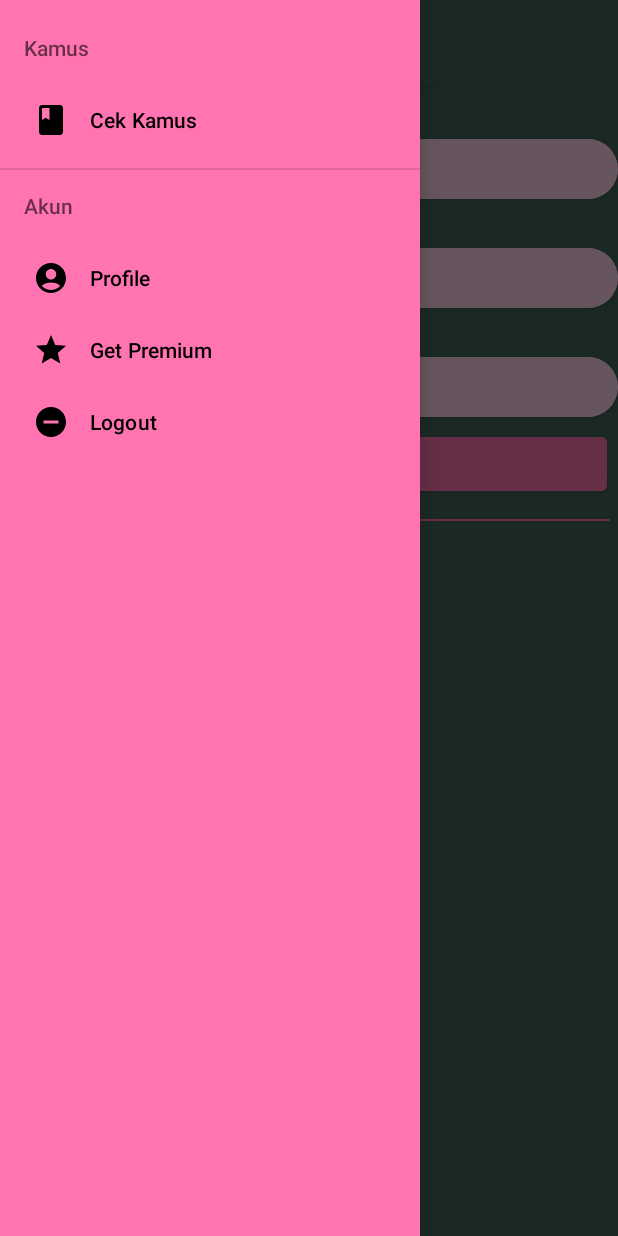
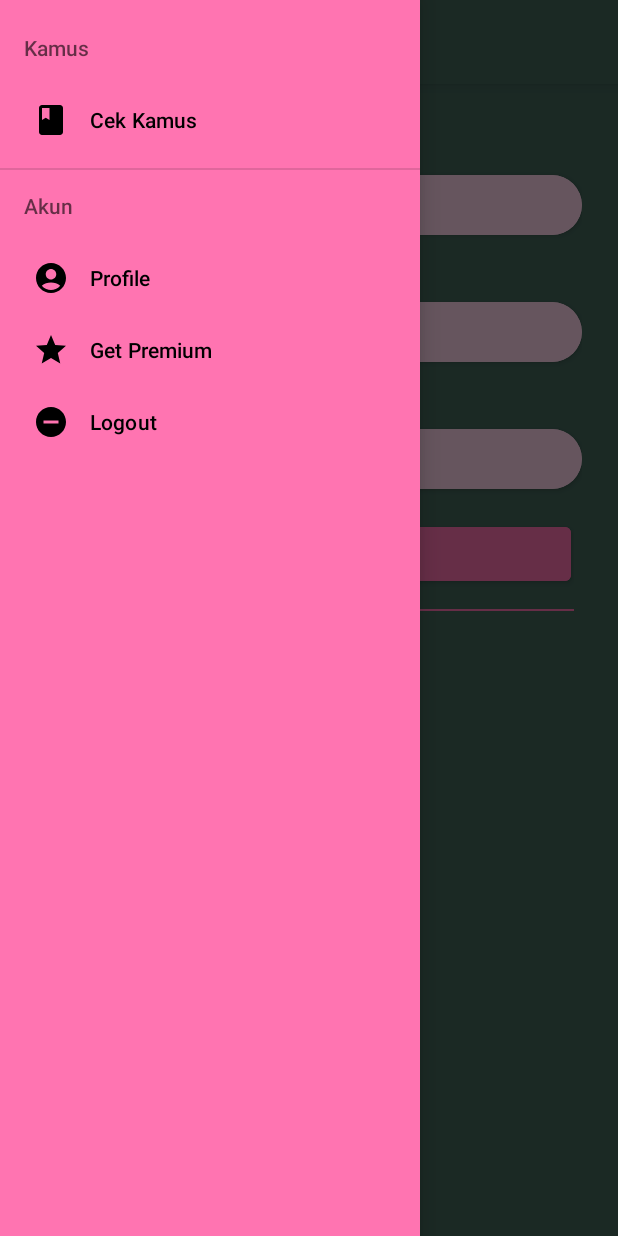
Before and after one commit to ahmdkaromi/Jakselian, an Android app: the Profile screen opened directly, with no data from a screen before it, with the side drawer open, on a phone screen of 412 x 824 dp. Run offline under Robolectric (Android 15) with nearby library versions, the phone set to English and light mode, and no system bars; 3 statements that could not run were skipped.

Commit message:
front-end polished

```diff
--- a/app/src/main/res/layout/activity_get_premium.xml
+++ b/app/src/main/res/layout/activity_get_premium.xml
@@ -42,7 +42,9 @@
     <LinearLayout
         android:layout_width="match_parent"
         android:layout_height="match_parent"
-        android:orientation="vertical">
+        android:orientation="vertical"
+        android:layout_marginHorizontal="24dp"
+        android:layout_marginTop="24dp">
 
         <TextView
             android:layout_marginTop="60dp"
--- a/app/src/main/res/layout/activity_profile.xml
+++ b/app/src/main/res/layout/activity_profile.xml
@@ -32,7 +32,8 @@
                     android:text="Jakselian"
                     android:textColor="@color/pink"
                     android:textSize="30dp"
-                    android:textStyle="bold" />
+                    android:textStyle="bold"
+                    android:layout_marginLeft="24dp"/>
 
             </androidx.appcompat.widget.Toolbar>
 
@@ -44,7 +45,8 @@
         android:layout_width="match_parent"
         android:layout_height="match_parent"
         android:orientation="vertical"
-        android:layout_marginTop="60dp">
+        android:layout_marginTop="60dp"
+        android:layout_marginHorizontal="24dp">
     <TextView
         android:layout_width="match_parent"
         android:layout_height="wrap_content"
@@ -53,7 +55,8 @@
         android:text="Username"
         android:textColor="@color/pink"
         android:textSize="20dp"
-        android:textStyle="bold" />
+        android:textStyle="bold"
+        android:layout_marginTop="24dp"/>
 
     <androidx.cardview.widget.CardView
         android:layout_width="match_parent"
@@ -82,7 +85,8 @@
         android:text="Email"
         android:textColor="@color/pink"
         android:textSize="20dp"
-        android:textStyle="bold" />
+        android:textStyle="bold"
+        android:layout_marginTop="12dp"/>
 
     <androidx.cardview.widget.CardView
         android:layout_width="match_parent"
@@ -111,13 +115,15 @@
         android:text="Password"
         android:textColor="@color/pink"
         android:textSize="20dp"
-        android:textStyle="bold" />
+        android:textStyle="bold"
+        android:layout_marginTop="12dp"/>
 
     <androidx.cardview.widget.CardView
         android:layout_width="match_parent"
         android:layout_height="40dp"
         android:backgroundTint="@color/lightpink"
-        app:cardCornerRadius="40dp">
+        app:cardCornerRadius="40dp"
+        android:layout_marginBottom="12dp">
 
         <EditText
             android:id="@+id/editPassword"
--- a/app/src/main/res/layout/activity_splash.xml
+++ b/app/src/main/res/layout/activity_splash.xml
@@ -12,6 +12,7 @@
         android:layout_width="wrap_content"
         android:layout_height="wrap_content"
         android:src="@drawable/jakselian"
-        android:layout_gravity="center"/>
+        android:layout_gravity="center"
+        android:layout_marginBottom="24dp"/>
 
 </LinearLayout>
--- a/app/src/main/res/layout/kamus_item_list.xml
+++ b/app/src/main/res/layout/kamus_item_list.xml
@@ -4,7 +4,9 @@
     android:layout_width="match_parent"
     android:layout_height="wrap_content"
     xmlns:app="http://schemas.android.com/apk/res-auto"
-    android:orientation="vertical">
+    android:orientation="vertical"
+    android:layout_marginHorizontal="24dp"
+    android:layout_marginTop="12dp">
 
     <TextView
         android:id="@+id/kamus_id"
--- a/app/src/main/res/layout/kamus_item_list_user.xml
+++ b/app/src/main/res/layout/kamus_item_list_user.xml
@@ -4,7 +4,9 @@
     android:layout_width="match_parent"
     android:layout_height="wrap_content"
     xmlns:app="http://schemas.android.com/apk/res-auto"
-    android:orientation="vertical">
+    android:orientation="vertical"
+    android:layout_marginHorizontal="24dp"
+    android:layout_marginTop="12dp">
 
     <TextView
         android:layout_width="match_parent"
--- a/app/src/main/res/layout/kamus_item_list_vip.xml
+++ b/app/src/main/res/layout/kamus_item_list_vip.xml
@@ -4,7 +4,9 @@
     android:layout_width="match_parent"
     android:layout_height="wrap_content"
     xmlns:app="http://schemas.android.com/apk/res-auto"
-    android:orientation="vertical">
+    android:orientation="vertical"
+    android:layout_marginHorizontal="24dp"
+    android:layout_marginTop="12dp">
 
     <TextView
         android:layout_width="match_parent"
```
Also changed, not shown: app/src/main/res/layout/activity_add_words_admin.xml (+10 -5 lines), app/src/main/res/layout/activity_login.xml (+14 -7 lines), app/src/main/res/layout/activity_profile_admin.xml (+12 -6 lines), app/src/main/res/layout/activity_profile_vip.xml (+12 -6 lines), app/src/main/res/layout/activity_register.xml (+11 -9 lines).
